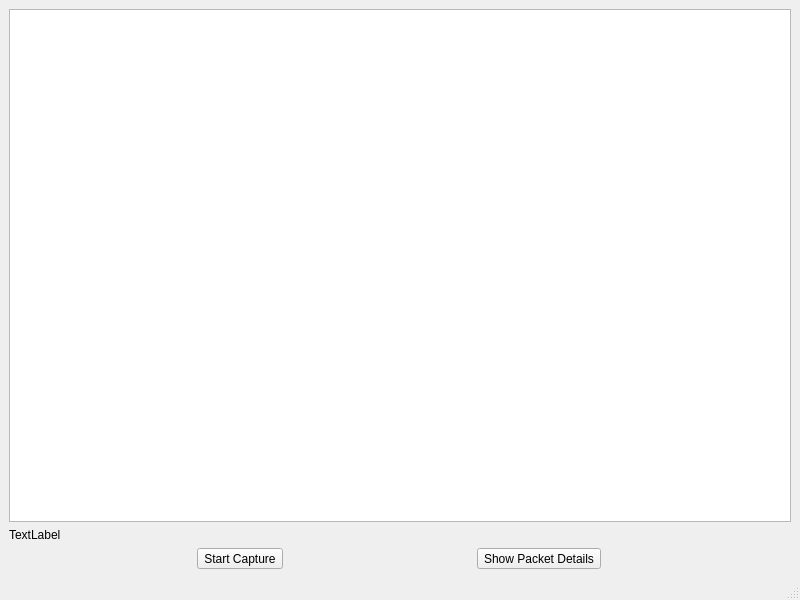
The window that ui/livecapturewindow.ui (AntonioAlarcon32/Asterix_Decoder) describes before a commit, drawn with Qt 5.
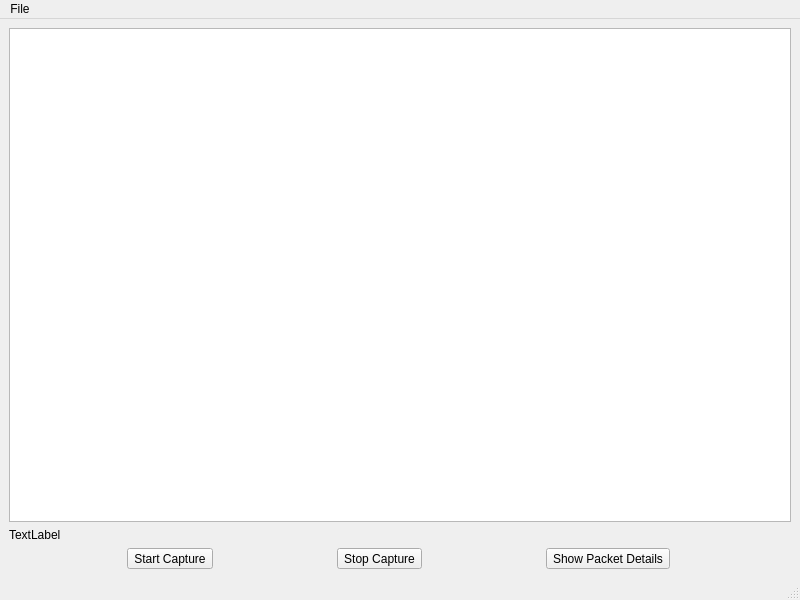
The same window after the commit.

Commit message: save file + stop capture

The edit to the form file:
```diff
--- a/ui/livecapturewindow.ui
+++ b/ui/livecapturewindow.ui
@@ -34,6 +34,13 @@
         </property>
        </widget>
       </item>
+      <item>
+       <widget class="QToolButton" name="stopCaptureButton">
+        <property name="text">
+         <string>Stop Capture</string>
+        </property>
+       </widget>
+      </item>
       <item>
        <widget class="QToolButton" name="showPacketDetailsButton">
         <property name="text">
@@ -54,6 +61,13 @@
      <height>22</height>
     </rect>
    </property>
+   <widget class="QMenu" name="menuFile">
+    <property name="title">
+     <string>File</string>
+    </property>
+    <addaction name="actionSave_File"/>
+   </widget>
+   <addaction name="menuFile"/>
   </widget>
   <widget class="QStatusBar" name="statusbar"/>
  </widget>
```
Left out of the diff: 5 changed lines with no effect on the pictures. The commit also changes 2 other files.
